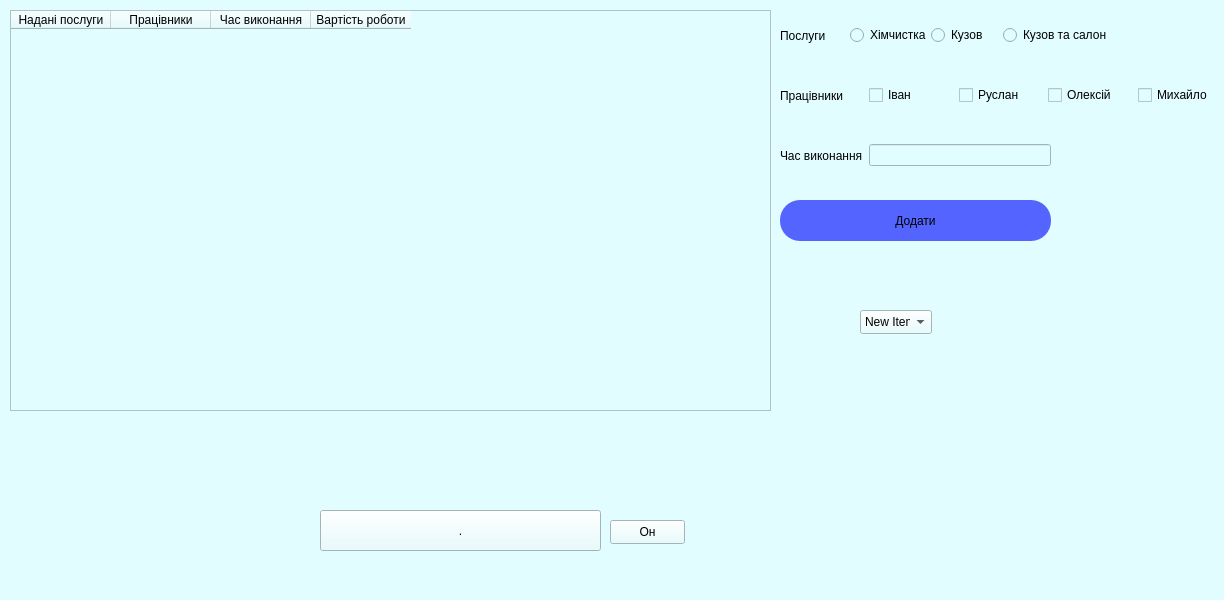
The window that CarWash/mainwindow.ui (maks5s/TeamWork) describes before a commit, drawn with Qt 5.
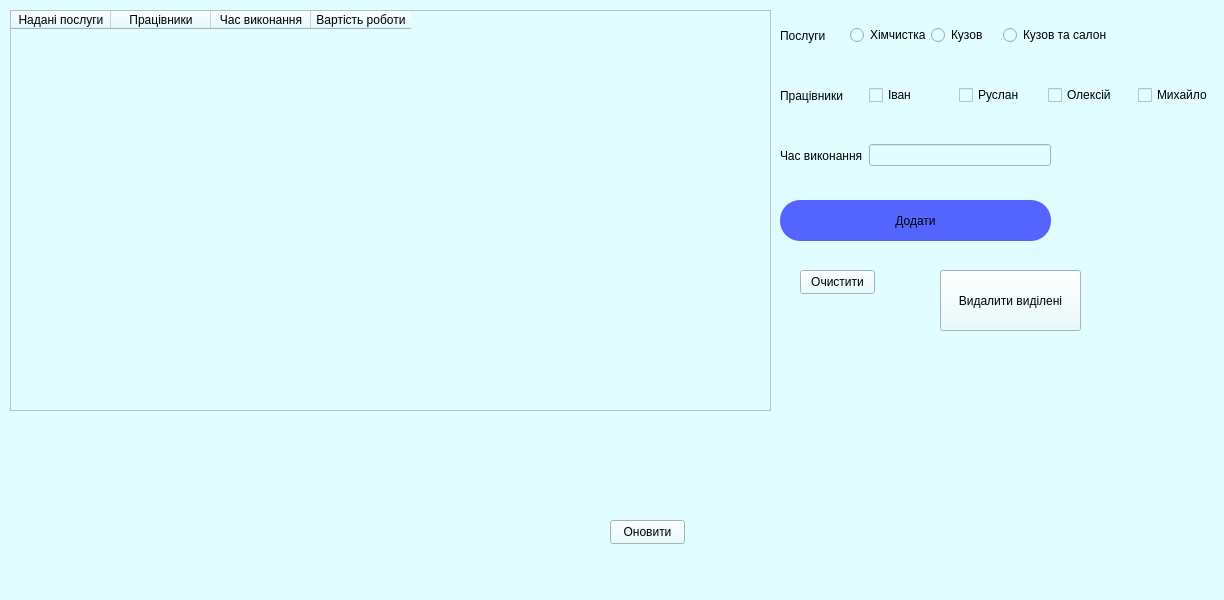
The same window after the commit.

Commit message: Added clear buttons

Diff of the .ui file:
```diff
--- a/CarWash/mainwindow.ui
+++ b/CarWash/mainwindow.ui
@@ -18,19 +18,6 @@
 background-color: rgb(226, 253, 255);</string>
   </property>
   <widget class="QWidget" name="centralwidget">
-   <widget class="QPushButton" name="pushButtonAdd">
-    <property name="geometry">
-     <rect>
-      <x>320</x>
-      <y>510</y>
-      <width>281</width>
-      <height>41</height>
-     </rect>
-    </property>
-    <property name="text">
-     <string>.</string>
-    </property>
-   </widget>
    <widget class="QTableWidget" name="tableWidget">
     <property name="geometry">
      <rect>
@@ -71,7 +58,7 @@
      </rect>
     </property>
     <property name="text">
-     <string>Он</string>
+     <string>Оновити</string>
     </property>
    </widget>
    <widget class="QPushButton" name="pushButton">
@@ -214,30 +201,31 @@
      </item>
     </layout>
    </widget>
-   <widget class="QComboBox" name="comboBox">
+   <widget class="QPushButton" name="pushButton_2">
     <property name="geometry">
      <rect>
-      <x>860</x>
-      <y>310</y>
-      <width>72</width>
+      <x>800</x>
+      <y>270</y>
+      <width>75</width>
       <height>24</height>
      </rect>
     </property>
-    <item>
-     <property name="text">
-      <string>New Item</string>
-     </property>
-    </item>
-    <item>
-     <property name="text">
-      <string>New Item</string>
-     </property>
-    </item>
-    <item>
-     <property name="text">
-      <string>New Item</string>
-     </property>
-    </item>
+    <property name="text">
+     <string>Очистити</string>
+    </property>
+   </widget>
+   <widget class="QPushButton" name="pushButton_3">
+    <property name="geometry">
+     <rect>
+      <x>940</x>
+      <y>270</y>
+      <width>141</width>
+      <height>61</height>
+     </rect>
+    </property>
+    <property name="text">
+     <string>Видалити виділені</string>
+    </property>
    </widget>
   </widget>
   <widget class="QMenuBar" name="menubar">
```
Left out of the diff: 2 changed lines with no effect on the pictures. The commit also changes 22 other files.
